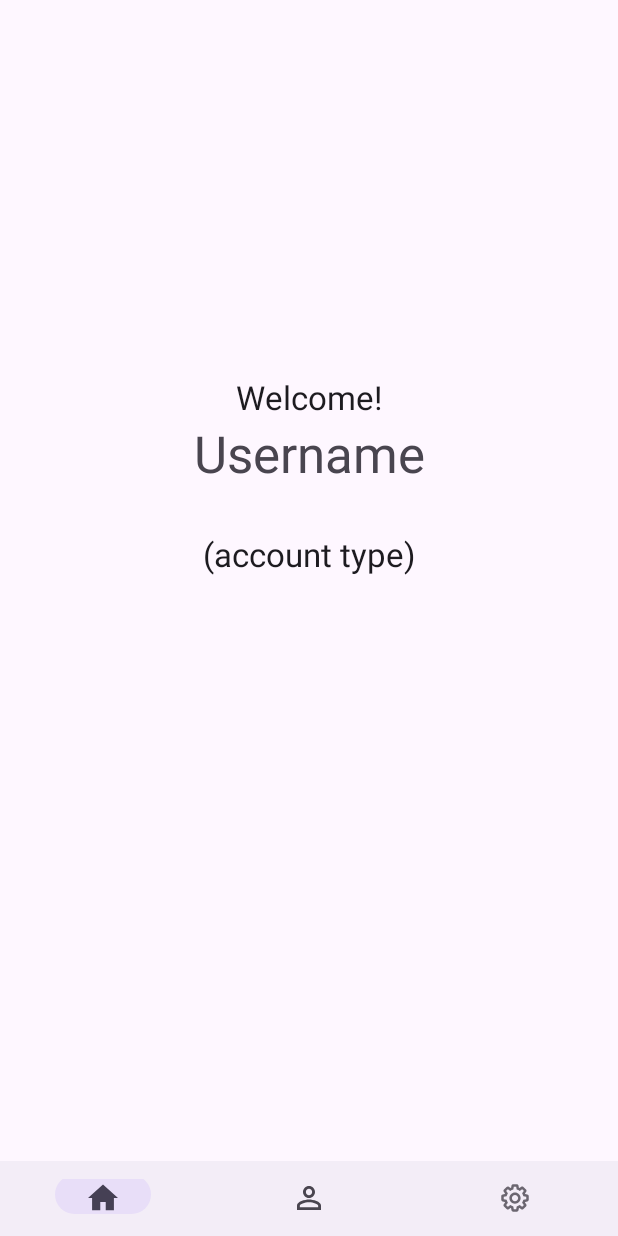
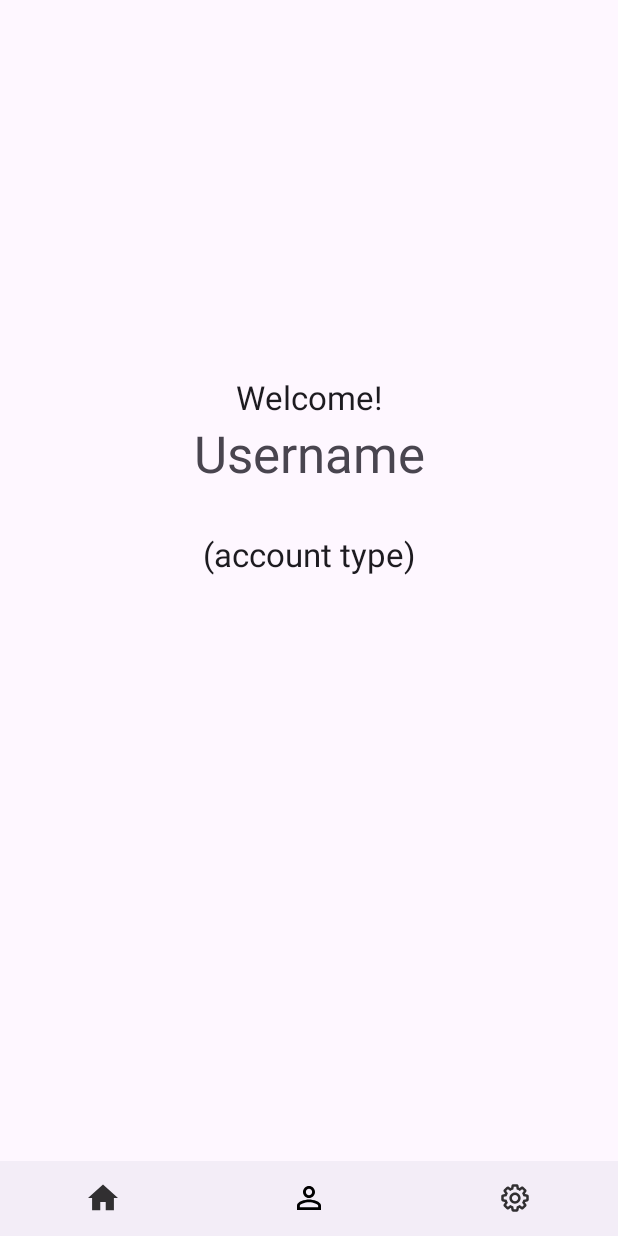
Before and after one commit to SEG2105BC-uOttawa/seg2105f23-project_grp_42, an Android app: the WelcomeScreen screen opened directly, with no data from a screen before it, on a phone screen of 412 x 824 dp. Run offline under Robolectric (Android 15) with nearby library versions, the phone set to English and light mode, and no system bars; our stand-ins replace androidx.preference; Roboto replaces fonts that are not available here.

Commit message:
edited the itemIconTint values so that it makes the icons not have such a purple-ish tone to it.

```diff
--- a/app/src/main/java/com/example/cyclingclub/WelcomeScreen.java
+++ b/app/src/main/java/com/example/cyclingclub/WelcomeScreen.java
@@ -6,7 +6,6 @@ import android.view.animation.AnimationUtils;
 import androidx.appcompat.app.AppCompatActivity;
 
 import android.os.Bundle;
-import androidx.appcompat.app.AppCompatDelegate;
 import androidx.fragment.app.Fragment;
 import androidx.fragment.app.FragmentManager;
 import androidx.fragment.app.FragmentTransaction;
@@ -50,7 +49,7 @@ public class WelcomeScreen extends AppCompatActivity {
 			}
 		}
 
-        bottomNavigationView.setOnItemSelectedListener(item -> {
+		bottomNavigationView.setOnItemSelectedListener(item -> {
 
 			/* Reset icons to their normal state for all items */
 			resetMenuIcons(bottomNavigationView);
@@ -99,7 +98,7 @@ public class WelcomeScreen extends AppCompatActivity {
 //                    break;
 //            }
 //        });
-    }
+	}
 
 	private void initFragments() {
 		/* Initialize the fragments */
--- a/app/src/main/res/layout/activity_welcome_screen.xml
+++ b/app/src/main/res/layout/activity_welcome_screen.xml
@@ -26,6 +26,8 @@
         app:layout_constraintEnd_toEndOf="parent"
         app:layout_constraintStart_toStartOf="parent"
         app:menu="@menu/bottom_nav_menu"
+        app:itemActiveIndicatorStyle="@android:color/transparent"
+        app:itemIconTint="?attr/icon_tint"
         app:labelVisibilityMode="unlabeled"
         android:defaultFocusHighlightEnabled="false"/>
 </androidx.constraintlayout.widget.ConstraintLayout>
--- a/app/src/main/res/menu/bottom_nav_menu.xml
+++ b/app/src/main/res/menu/bottom_nav_menu.xml
@@ -3,14 +3,11 @@
 
     <item android:title="@string/home_text"
           android:icon="@drawable/baseline_home_outline"
-          android:id="@+id/homeItem"
-          android:tint="@color/black"/>
+          android:id="@+id/homeItem"/>
     <item android:title="@string/profile_text"
           android:icon="@drawable/baseline_person_outline_24"
-          android:id="@+id/profileItem"
-          android:tint="@color/black"/>
+          android:id="@+id/profileItem"/>
     <item android:title="@string/settings_text"
           android:icon="@drawable/baseline_settings_outline"
-          android:id="@+id/settingsItem"
-          android:tint="@color/black"/>
+          android:id="@+id/settingsItem"/>
 </menu>
--- a/app/src/main/res/values-night/themes.xml
+++ b/app/src/main/res/values-night/themes.xml
@@ -1,4 +1,4 @@
-<resources xmlns:tools="http://schemas.android.com/tools">
+<resources>
     <!-- Base application theme. -->
     <style name="Base.Theme.CyclingClub" parent="Theme.Material3.DayNight.NoActionBar">
         <!-- Customize your dark theme here. -->
@@ -6,5 +6,8 @@
         <item name="colorAccent">@color/primary_color</item>
         <item name="android:statusBarColor">@android:color/transparent</item>
         <item name="android:windowLightStatusBar">false</item>
+        <item name="icon_tint">@color/icon_tint_dark</item>
     </style>
+
+    <style name="Theme.CyclingClub.Dark" parent="Base.Theme.CyclingClub" />
 </resources>
--- /dev/null
+++ b/app/src/main/res/values/attrs.xml
@@ -0,0 +1,4 @@
+<?xml version="1.0" encoding="utf-8"?>
+<resources>
+    <attr name="icon_tint" format="color" />
+</resources>
--- a/app/src/main/res/values/colors.xml
+++ b/app/src/main/res/values/colors.xml
@@ -4,4 +4,7 @@
     <color name="white">#FFFFFFFF</color>
     <color name="custom_text_color">@color/black</color>
     <color name="primary_color">#5698ed</color>
+    <color name="selected_color">#FF5733</color>
+    <color name="icon_tint_light">@color/black</color>
+    <color name="icon_tint_dark">@color/white</color>
 </resources>
--- a/app/src/main/res/values/themes.xml
+++ b/app/src/main/res/values/themes.xml
@@ -1,4 +1,4 @@
-<resources xmlns:tools="http://schemas.android.com/tools">
+<resources>
     <!-- Base application theme. -->
     <style name="Base.Theme.CyclingClub" parent="Theme.Material3.DayNight.NoActionBar">
         <!-- Customize your light theme here. -->
@@ -6,6 +6,7 @@
         <item name="colorAccent">@color/primary_color</item>
         <item name="android:statusBarColor">@android:color/transparent</item>
         <item name="android:windowLightStatusBar">true</item>
+        <item name="icon_tint">@color/icon_tint_light</item>
     </style>
 
     <style name="Theme.CyclingClub" parent="Base.Theme.CyclingClub" />
```
